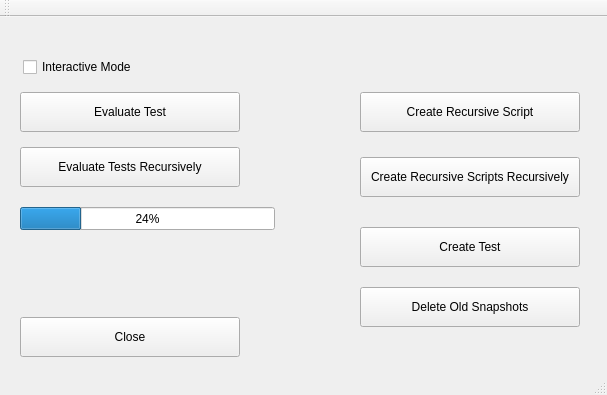
The window that tools/auto-tester/src/ui/AutoTester.ui (vircadia/vircadia-native-core) describes before a commit, drawn with Qt 5.
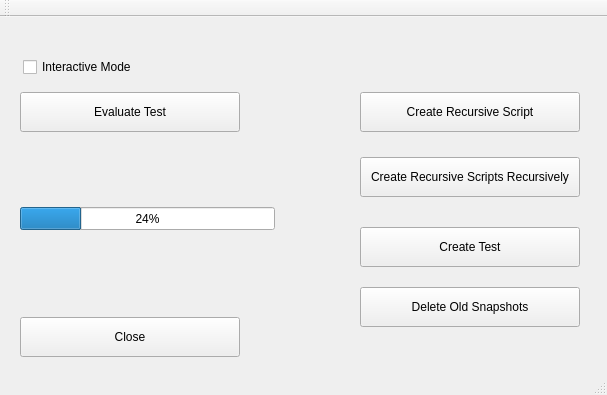
The same window after the commit.

Diff of the .ui file:
```diff
--- a/tools/auto-tester/src/ui/AutoTester.ui
+++ b/tools/auto-tester/src/ui/AutoTester.ui
@@ -66,19 +66,6 @@
      <string>Create Recursive Script</string>
     </property>
    </widget>
-   <widget class="QPushButton" name="evaluateTestsRecursivelyButton">
-    <property name="geometry">
-     <rect>
-      <x>20</x>
-      <y>130</y>
-      <width>220</width>
-      <height>40</height>
-     </rect>
-    </property>
-    <property name="text">
-     <string>Evaluate Tests Recursively</string>
-    </property>
-   </widget>
    <widget class="QCheckBox" name="checkBoxInteractiveMode">
     <property name="geometry">
      <rect>
```
